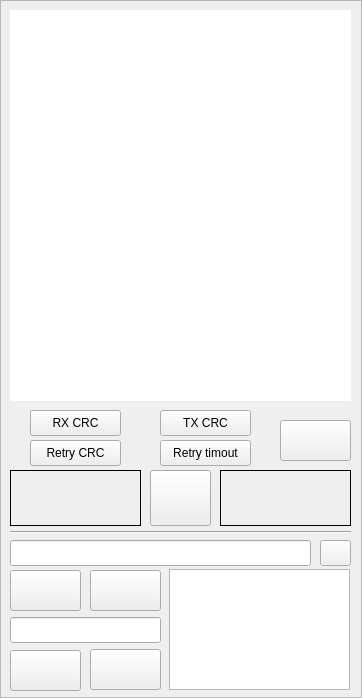
Old version of the form MainWindow.ui in the repository louthrax/MSXJIO.
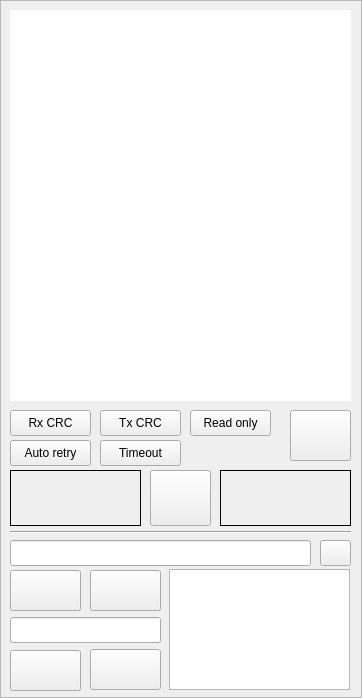
New version of the form. Icons and pictures are not drawn.

Commit message: Added "Read only" button

The edit to the form file:
```diff
--- a/MainWindow.ui
+++ b/MainWindow.ui
@@ -289,10 +289,10 @@
       <widget class="QPushButton" name="clearPushButton">
        <property name="geometry">
         <rect>
-         <x>280</x>
-         <y>420</y>
-         <width>71</width>
-         <height>41</height>
+         <x>290</x>
+         <y>410</y>
+         <width>61</width>
+         <height>51</height>
         </rect>
        </property>
        <property name="text">
@@ -341,14 +341,14 @@
       <widget class="QPushButton" name="readCRC">
        <property name="geometry">
         <rect>
-         <x>30</x>
+         <x>10</x>
          <y>410</y>
-         <width>91</width>
+         <width>81</width>
          <height>26</height>
         </rect>
        </property>
        <property name="text">
-        <string>RX CRC</string>
+        <string>Rx CRC</string>
        </property>
        <property name="checkable">
         <bool>true</bool>
@@ -357,14 +357,14 @@
       <widget class="QPushButton" name="writeCRC">
        <property name="geometry">
         <rect>
-         <x>160</x>
+         <x>100</x>
          <y>410</y>
-         <width>91</width>
+         <width>81</width>
          <height>26</height>
         </rect>
        </property>
        <property name="text">
-        <string>TX CRC</string>
+        <string>Tx CRC</string>
        </property>
        <property name="checkable">
         <bool>true</bool>
@@ -373,14 +373,14 @@
       <widget class="QPushButton" name="retryCRC">
        <property name="geometry">
         <rect>
-         <x>30</x>
+         <x>10</x>
          <y>440</y>
-         <width>91</width>
+         <width>81</width>
          <height>26</height>
         </rect>
        </property>
        <property name="text">
-        <string>Retry CRC</string>
+        <string>Auto retry</string>
        </property>
        <property name="checkable">
         <bool>true</bool>
@@ -389,14 +389,30 @@
       <widget class="QPushButton" name="retryTimeout">
        <property name="geometry">
         <rect>
-         <x>160</x>
+         <x>100</x>
          <y>440</y>
-         <width>91</width>
+         <width>81</width>
          <height>26</height>
         </rect>
        </property>
        <property name="text">
-        <string>Retry timout</string>
+        <string>Timeout</string>
+       </property>
+       <property name="checkable">
+        <bool>true</bool>
+       </property>
+      </widget>
+      <widget class="QPushButton" name="readOnly">
+       <property name="geometry">
+        <rect>
+         <x>190</x>
+         <y>410</y>
+         <width>81</width>
+         <height>26</height>
+        </rect>
+       </property>
+       <property name="text">
+        <string>Read only</string>
        </property>
        <property name="checkable">
         <bool>true</bool>
```
Left out of the diff: 32 changed lines with no effect on the pictures. The commit also changes 5 other files.
